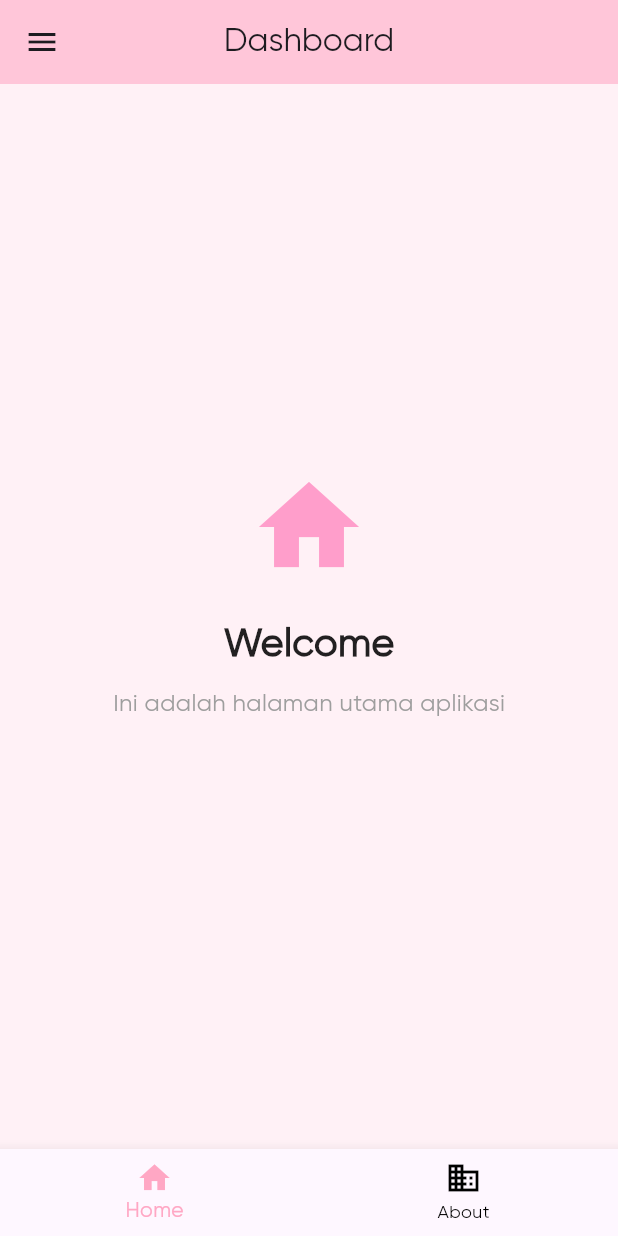
After one commit to nhishaaulia/tugas_PPKD3, a Flutter app: the MainScreen screen opened directly, on a phone screen of 412 x 824 dp. The commit adds this screen. Run offline on Flutter 3.47's test engine with Material 3 defaults, Android fonts, the phone set to English and light mode, and no system bars; our stand-ins replace lottie.

Commit message:
tugas 7 dan 8 flutter

```diff
--- a/lib/Tugas Flutter/Tugas 7 Flutter/drawer_tugas.dart
+++ b/lib/Tugas Flutter/Tugas 7 Flutter/drawer_tugas.dart
@@ -1,24 +1,36 @@
 import 'package:flutter/material.dart';
 import 'package:ppkd_b_3/Tugas%20Flutter/Tugas%207%20Flutter/checkbox_tugas.dart';
-import 'package:ppkd_b_3/Tugas%20Flutter/tugas_2.dart';
-import 'package:ppkd_b_3/Tugas%20Flutter/tugas_3.dart';
-import 'package:ppkd_b_3/Tugas%20Flutter/tugas_4.dart';
+import 'package:ppkd_b_3/Tugas%20Flutter/Tugas%207%20Flutter/datepicker_tugas.dart';
+import 'package:ppkd_b_3/Tugas%20Flutter/Tugas%207%20Flutter/dropdown_tugas.dart';
+import 'package:ppkd_b_3/Tugas%20Flutter/Tugas%207%20Flutter/halamanutama.dart';
+import 'package:ppkd_b_3/Tugas%20Flutter/Tugas%207%20Flutter/switch_tugas.dart';
+import 'package:ppkd_b_3/Tugas%20Flutter/Tugas%207%20Flutter/timepicker_tugas.dart';
 import 'package:ppkd_b_3/extension/navigation.dart';
 
-class DrawerTugas extends StatefulWidget {
-  const DrawerTugas({super.key});
+class DrawerMenu extends StatefulWidget {
+  const DrawerMenu({super.key});
 
   @override
-  State<DrawerTugas> createState() => _DrawerTugasState();
+  State<DrawerMenu> createState() => _DrawerMenuState();
 }
 
-class _DrawerTugasState extends State<DrawerTugas> {
+class _DrawerMenuState extends State<DrawerMenu> {
   int _selectedIndexDrawer = 0;
   static const List<Widget> _widgetOptions = <Widget>[
+    Halamanutama(appBar: false),
     CheckboxTugas(),
-    Tugas4(),
-    Tugas2(),
-    Tugas3(),
+    SwitchTugas(),
+    DropdownTugas(),
+    MenuDatePicker(),
+    TimePickerTugas(),
+  ];
+  static const List<String> _title = [
+    "Dashboard",
+    "Syarat & Ketentuan",
+    "Switch",
+    "DropDown",
+    "Date Picker",
+    "Time Picker",
   ];
   void onItemTap(int index) {
     setState(() {
@@ -27,45 +39,77 @@ class _DrawerTugasState extends State<DrawerTugas> {
     context.pop();
   }
 
-  String selectedPage = '';
-
   @override
   Widget build(BuildContext context) {
     return Scaffold(
       body: Center(child: _widgetOptions[_selectedIndexDrawer]),
-      appBar: AppBar(title: Text("Tugas 7 Flutter")),
+      appBar: AppBar(
+        centerTitle: true,
+        title: Text(_title[_selectedIndexDrawer]),
+        backgroundColor: const Color.fromARGB(255, 255, 198, 217),
+      ),
+
       drawer: Drawer(
         child: ListView(
           children: [
+            DrawerHeader(
+              decoration: BoxDecoration(
+                color: const Color.fromARGB(255, 255, 206, 223),
+              ),
+              child: Text(
+                "Menu",
+                style: TextStyle(fontWeight: FontWeight.bold, fontSize: 20),
+              ),
+            ),
+
             ListTile(
-              title: Text("Checkbox"),
+              leading: const Icon(Icons.check_box),
+              title: Text("Dashboard"),
               onTap: () {
                 onItemTap(0);
               },
             ),
-
             ListTile(
-              title: Text("Switch"),
+              leading: const Icon(Icons.check_box),
+              title: Text("Checkbox"),
               onTap: () {
                 onItemTap(1);
               },
             ),
+
             ListTile(
-              title: Text("Dropdown"),
+              leading: const Icon(Icons.brightness_6),
+              title: Text("Switch"),
               onTap: () {
                 onItemTap(2);
               },
             ),
+
+            // onItemTap(1);
             ListTile(
-              title: Text("Date Picker"),
+              leading: const Icon(Icons.arrow_drop_down_circle),
+              title: Text("Dropdown"),
               onTap: () {
                 onItemTap(3);
+                // onItemTap(2);
               },
             ),
             ListTile(
+              leading: const Icon(Icons.date_range),
+              title: Text("Date Picker"),
+              onTap: () {
+                onItemTap(4);
+              },
+            ),
+            ListTile(
+              leading: const Icon(Icons.timelapse_sharp),
               title: Text("Time Picker"),
               onTap: () {
-                onItemTap(4);
+                // Navigator.push(
+                //   context,
+                //   MaterialPageRoute(builder: (context) => const SwitchTugas()),
+                // );
+                onItemTap(5);
               },
             ),
           ],
--- /dev/null
+++ b/lib/Tugas Flutter/Tugas 7 Flutter/halamanutama.dart
@@ -0,0 +1,50 @@
+import 'package:flutter/material.dart';
+// import 'package:ppkd_b_3/Tugas%20Flutter/Tugas%207%20Flutter/drawer_tugas.dart';
+// import 'package:ppkd_b_3/Tugas%20Flutter/Tugas%207%20Flutter/drawer_tugas.dart';
+// import 'package:ppkd_b_3/Tugas%20Flutter/Tugas%207%20Flutter/drawer_tugas.dart';
+// import 'package:ppkd_b_3/Tugas%20Flutter/Tugas%207%20Flutter/drawer_tugas.dart';
+
+class Halamanutama extends StatefulWidget {
+  const Halamanutama({super.key, this.appBar});
+  final bool? appBar;
+
+  @override
+  State<Halamanutama> createState() => _HalamanutamaState();
+}
+
+class _HalamanutamaState extends State<Halamanutama> {
+  @override
+  Widget build(BuildContext context) {
+    return Scaffold(
+      backgroundColor: const Color.fromARGB(255, 255, 241, 246),
+
+      body: Center(
+        child: Column(
+          mainAxisAlignment: MainAxisAlignment.center,
+          children: [
+            Icon(
+              Icons.home,
+              size: 80,
+              color: const Color.fromARGB(255, 255, 158, 203),
+            ),
+            const SizedBox(height: 20),
+            const Text(
+              "Welcome",
+              style: TextStyle(
+                fontSize: 26,
+                fontWeight: FontWeight.bold,
+                color: Colors.black87,
+              ),
+            ),
+            const SizedBox(height: 10),
+            const Text(
+              "Ini adalah halaman utama aplikasi",
+              style: TextStyle(fontSize: 16, color: Colors.grey),
+            ),
+            const SizedBox(height: 30),
+          ],
+        ),
+      ),
+    );
+  }
+}
--- /dev/null
+++ b/lib/tugas8/botnav.dart
@@ -0,0 +1,51 @@
+import 'package:flutter/material.dart';
+import 'package:ppkd_b_3/Tugas%20Flutter/Tugas%207%20Flutter/drawer_tugas.dart';
+import 'package:ppkd_b_3/Tugas%20Flutter/Tugas%207%20Flutter/tentang_aplikasi.dart';
+
+class MainScreen extends StatefulWidget {
+  const MainScreen({super.key});
+  static const id = "/main";
+  @override
+  State<MainScreen> createState() => _MainScreenState();
+}
+
+class _MainScreenState extends State<MainScreen> {
+  int _selectedIndex = 0;
+  static const List<Widget> _widgetOptions = <Widget>[
+    DrawerMenu(),
+    TentangAplikasi(),
+  ];
+
+  @override
+  Widget build(BuildContext context) {
+    return Scaffold(
+      body: Center(child: _widgetOptions[_selectedIndex]),
+
+      // endDrawer: Drawer(child: Column(children: [])),
+      bottomNavigationBar: BottomNavigationBar(
+        items: const <BottomNavigationBarItem>[
+          BottomNavigationBarItem(
+            icon: Icon(Icons.home),
+            label: 'Home',
+            // activeIcon: Icon(Icons.abc_outlined),
+          ),
+          BottomNavigationBarItem(icon: Icon(Icons.business), label: 'About'),
+        ],
+        currentIndex: _selectedIndex,
+        selectedItemColor: const Color.fromARGB(255, 255, 167, 196),
+        unselectedItemColor: Colors.black,
+        onTap: (value) {
+          // print(value);
+          // print("Nilai SelecetedIndex Before : $_selectedIndex");
+
+          // print("Nilai BotNav : $value");
+          setState(() {
+            _selectedIndex = value;
+          });
+          // print("Nilai SelecetedIndex After: $_selectedIndex");
+        },
+        // onTap: _onItemTapped,
+      ),
+    );
+  }
+}
--- a/pubspec.yaml
+++ b/pubspec.yaml
@@ -31,10 +31,12 @@ dependencies:
   flutter:
     sdk: flutter
   lottie: ^3.3.1
+  intl: ^0.20.2
 
   # The following adds the Cupertino Icons font to your application.
   # Use with the CupertinoIcons class for iOS style icons.
   cupertino_icons: ^1.0.8
+  convex_bottom_bar: ^3.2.0
 
 dev_dependencies:
   flutter_test:
```
Also changed, not shown: lib/Tugas Flutter/Tugas 7 Flutter/checkbox_tugas.dart (+24 -26 lines), lib/Tugas Flutter/Tugas 7 Flutter/datepicker_tugas.dart (added, +48 -0 lines), lib/Tugas Flutter/Tugas 7 Flutter/dropdown_tugas.dart (added, +48 -0 lines), lib/Tugas Flutter/Tugas 7 Flutter/switch_tugas.dart (added, +68 -0 lines), lib/Tugas Flutter/Tugas 7 Flutter/tentang_aplikasi.dart (added, +36 -0 lines), lib/Tugas Flutter/Tugas 7 Flutter/timepicker_tugas.dart (added, +45 -0 lines), lib/Tugas Flutter/tugas_6.dart (+12 -5 lines), lib/main.dart (+8 -1 lines), pubspec.lock, 1 other file.
